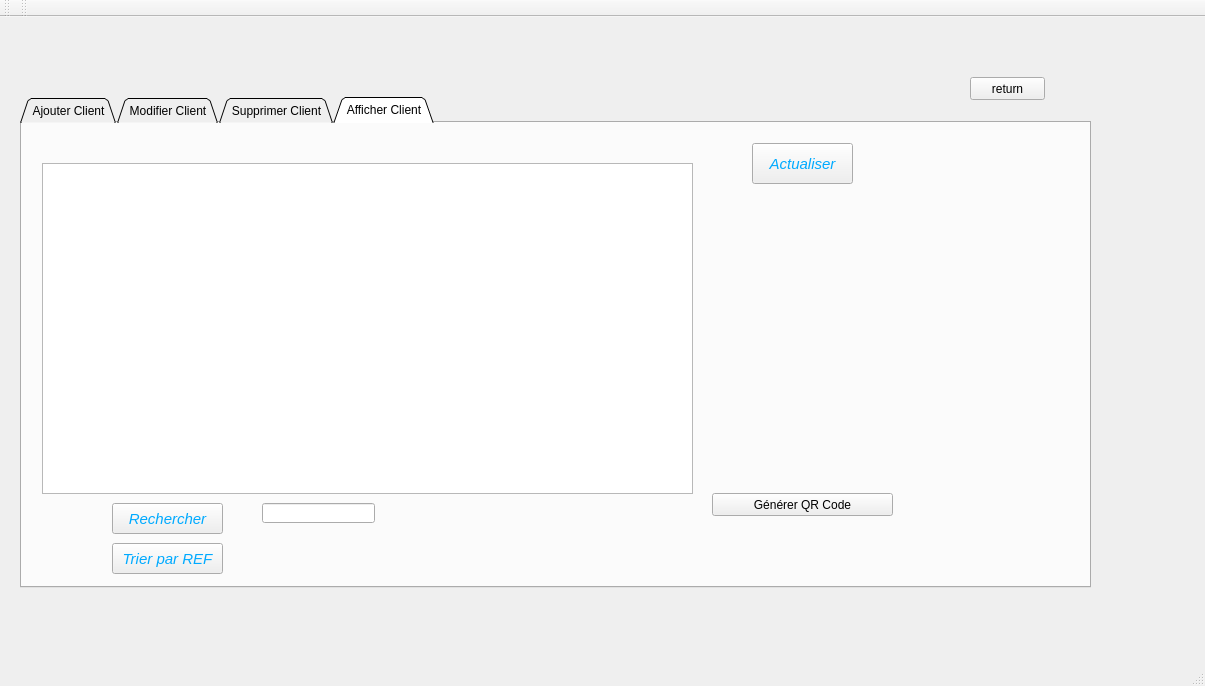
This is mainwindow.ui in Azizomezine/Smart-garage as Qt 5 draws it before an edit. The edited form follows.
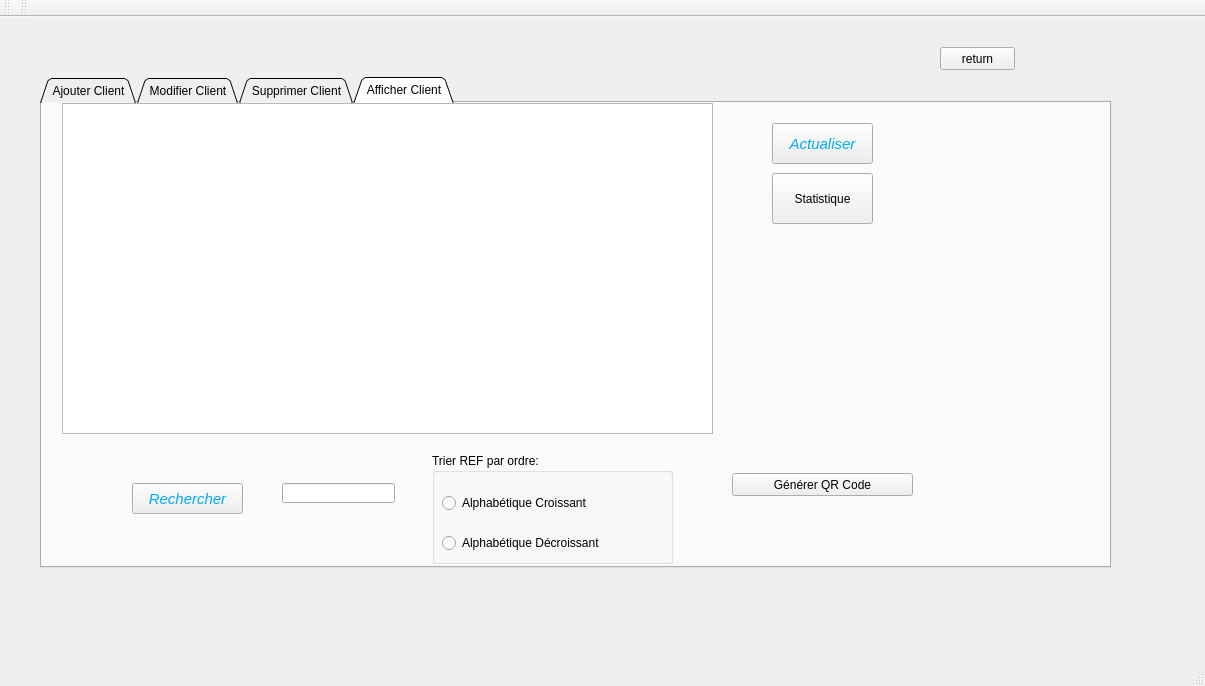
This is the edited form. The open tabs and pages were chosen to show the change. Icons and pictures are not drawn. Custom widgets are drawn as their Qt base class.

```diff
--- a/mainwindow.ui
+++ b/mainwindow.ui
@@ -20,8 +20,8 @@
    <widget class="QStackedWidget" name="stackedWidget">
     <property name="geometry">
      <rect>
-      <x>20</x>
-      <y>30</y>
+      <x>40</x>
+      <y>10</y>
       <width>1111</width>
       <height>591</height>
      </rect>
@@ -657,7 +657,7 @@
         <property name="geometry">
          <rect>
           <x>20</x>
-          <y>40</y>
+          <y>0</y>
           <width>651</width>
           <height>331</height>
          </rect>
@@ -692,25 +692,6 @@
          </rect>
         </property>
        </widget>
-       <widget class="QPushButton" name="pushButtontrier">
-        <property name="geometry">
-         <rect>
-          <x>90</x>
-          <y>420</y>
-          <width>111</width>
-          <height>31</height>
-         </rect>
-        </property>
-        <property name="styleSheet">
-         <string notr="true">
-color: rgb(0, 170, 255);
-font-size:15px;
-font-style:italic;</string>
-        </property>
-        <property name="text">
-         <string>Trier par REF</string>
-        </property>
-       </widget>
        <widget class="QPushButton" name="qrcodegen">
         <property name="geometry">
          <rect>
@@ -730,7 +711,7 @@
         </property>
         <property name="geometry">
          <rect>
-          <x>686</x>
+          <x>690</x>
           <y>150</y>
           <width>200</width>
           <height>200</height>
@@ -777,13 +758,90 @@
          <string>Actualiser</string>
         </property>
        </widget>
+       <widget class="QPushButton" name="pushButton_3">
+        <property name="geometry">
+         <rect>
+          <x>730</x>
+          <y>70</y>
+          <width>101</width>
+          <height>51</height>
+         </rect>
+        </property>
+        <property name="text">
+         <string>Statistique</string>
+        </property>
+       </widget>
+       <widget class="QGroupBox" name="groupBox">
+        <property name="geometry">
+         <rect>
+          <x>390</x>
+          <y>350</y>
+          <width>241</width>
+          <height>111</height>
+         </rect>
+        </property>
+        <property name="title">
+         <string>Trier REF par ordre:</string>
+        </property>
+        <widget class="QRadioButton" name="Button_croissant">
+         <property name="geometry">
+          <rect>
+           <x>10</x>
+           <y>40</y>
+           <width>161</width>
+           <height>20</height>
+          </rect>
+         </property>
+         <property name="text">
+          <string>Alphabétique Croissant</string>
+         </property>
+        </widget>
+        <widget class="QRadioButton" name="Button_dcroissant">
+         <property name="geometry">
+          <rect>
+           <x>10</x>
+           <y>80</y>
+           <width>171</width>
+           <height>20</height>
+          </rect>
+         </property>
+         <property name="text">
+          <string>Alphabétique Décroissant</string>
+         </property>
+        </widget>
+       </widget>
       </widget>
      </widget>
      <widget class="QPushButton" name="pushButton">
       <property name="geometry">
        <rect>
-        <x>950</x>
-        <y>30</y>
+        <x>900</x>
+        <y>20</y>
+        <width>75</width>
+        <height>23</height>
+       </rect>
+      </property>
+      <property name="text">
+       <string>return</string>
+      </property>
+     </widget>
+    </widget>
+    <widget class="QWidget" name="page">
+     <widget class="QCustomPlot" name="customPlot" native="true">
+      <property name="geometry">
+       <rect>
+        <x>210</x>
+        <y>50</y>
+        <width>481</width>
+        <height>331</height>
+       </rect>
+      </property>
+     </widget>
+     <widget class="QPushButton" name="pushButton_4">
+      <property name="geometry">
+       <rect>
+        <x>890</x>
+        <y>40</y>
         <width>75</width>
         <height>23</height>
        </rect>
@@ -1158,6 +1216,14 @@
   </widget>
  </widget>
  <layoutdefault spacing="6" margin="11"/>
+ <customwidgets>
+  <customwidget>
+   <class>QCustomPlot</class>
+   <extends>QWidget</extends>
+   <header>qcustomplot.h</header>
+   <container>1</container>
+  </customwidget>
+ </customwidgets>
  <resources/>
  <connections/>
 </ui>
```
Left out of the diff: 10 changed lines with no effect on the pictures.
